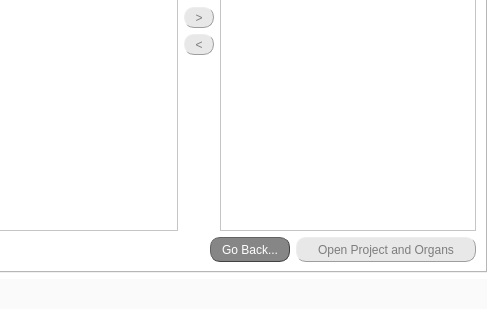
First picture: the form in src/gui/ui/load_project_screen.ui, repository jsanchez679/morphoHeart, before the edit; both pictures show x 421 to 919 and y 460 to 780 of the 919 by 780 pixel window.
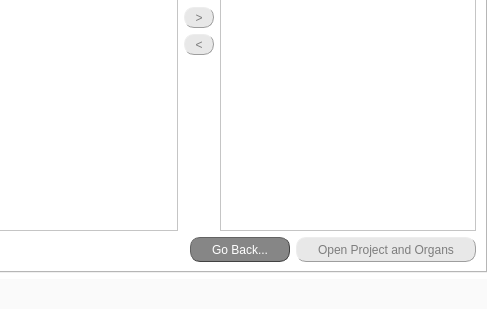
Second picture: the form after the edit.

Diff of the .ui file:
```diff
--- a/src/gui/ui/load_project_screen.ui
+++ b/src/gui/ui/load_project_screen.ui
@@ -1557,13 +1557,13 @@
           <widget class="QPushButton" name="button_go_back_comb">
            <property name="minimumSize">
             <size>
-             <width>80</width>
+             <width>100</width>
              <height>25</height>
             </size>
            </property>
            <property name="maximumSize">
             <size>
-             <width>80</width>
+             <width>100</width>
              <height>25</height>
             </size>
            </property>
```
